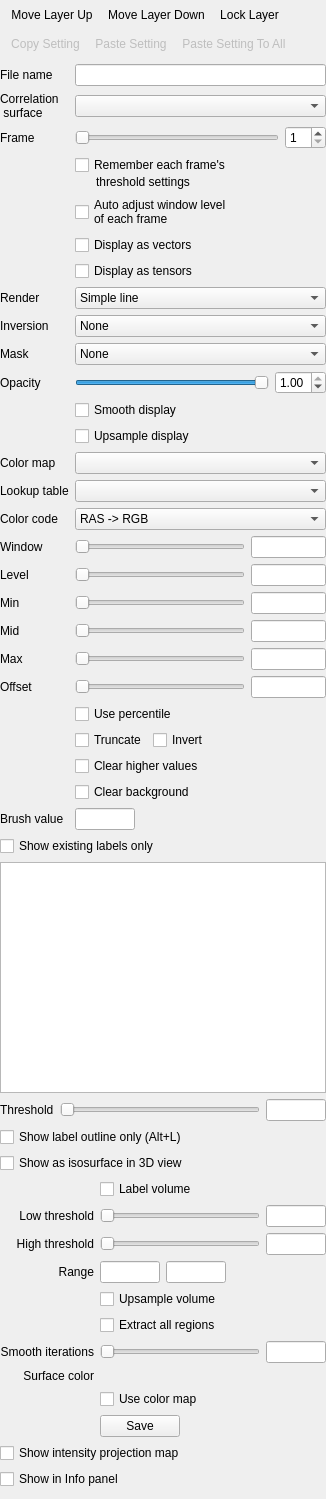
freesurfer/freesurfer, file freeview/PanelVolume.ui: the form before one commit.
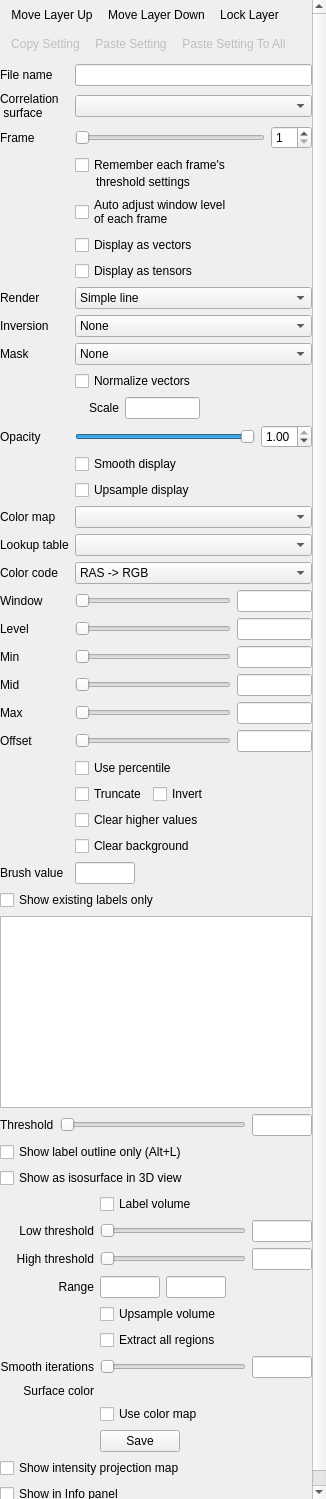
The form after the commit. Icons and pictures are not drawn. Custom widgets are drawn as their Qt base class.

Commit message: Added option to display vectors with magnitude. fixed bug that going to empty ROI centroid may crash.

What changed in the file:
```diff
--- a/freeview/PanelVolume.ui
+++ b/freeview/PanelVolume.ui
@@ -28,7 +28,7 @@
      <x>0</x>
      <y>0</y>
      <width>311</width>
-     <height>1615</height>
+     <height>1675</height>
     </rect>
    </property>
    <layout class="QVBoxLayout" name="verticalLayout">
@@ -212,14 +212,14 @@
         </item>
        </widget>
       </item>
-      <item row="10" column="0">
+      <item row="12" column="0">
        <widget class="QLabel" name="labelOpacity">
         <property name="text">
          <string>Opacity</string>
         </property>
        </widget>
       </item>
-      <item row="10" column="1">
+      <item row="12" column="1">
        <layout class="QHBoxLayout" name="horizontalLayout_2">
         <item>
          <widget class="QSlider" name="sliderOpacity">
@@ -249,48 +249,48 @@
         </item>
        </layout>
       </item>
-      <item row="11" column="1">
+      <item row="13" column="1">
        <widget class="QCheckBox" name="checkBoxSmooth">
         <property name="text">
          <string>Smooth display</string>
         </property>
        </widget>
       </item>
-      <item row="12" column="1">
+      <item row="14" column="1">
        <widget class="QCheckBox" name="checkBoxUpsample">
         <property name="text">
          <string>Upsample display</string>
         </property>
        </widget>
       </item>
-      <item row="13" column="0">
+      <item row="15" column="0">
        <widget class="QLabel" name="labelColorMap">
         <property name="text">
          <string>Color map</string>
         </property>
        </widget>
       </item>
-      <item row="13" column="1">
+      <item row="15" column="1">
        <widget class="QComboBox" name="comboBoxColorMap"/>
       </item>
-      <item row="14" column="0">
+      <item row="16" column="0">
        <widget class="QLabel" name="labelLookUpTable">
         <property name="text">
          <string>Lookup table</string>
         </property>
        </widget>
       </item>
-      <item row="14" column="1">
+      <item row="16" column="1">
        <widget class="QComboBox" name="comboBoxLookUpTable"/>
       </item>
-      <item row="15" column="0">
+      <item row="17" column="0">
        <widget class="QLabel" name="labelDirectionCode">
         <property name="text">
          <string>Color code</string>
         </property>
        </widget>
       </item>
-      <item row="15" column="1">
+      <item row="17" column="1">
        <widget class="QComboBox" name="comboBoxDirectionCode">
         <item>
          <property name="text">
@@ -324,14 +324,14 @@
         </item>
        </widget>
       </item>
-      <item row="16" column="0">
+      <item row="18" column="0">
        <widget class="QLabel" name="labelWindow">
         <property name="text">
          <string>Window</string>
         </property>
        </widget>
       </item>
-      <item row="16" column="1">
+      <item row="18" column="1">
        <layout class="QHBoxLayout" name="horizontalLayout_6">
         <item>
          <widget class="QSlider" name="sliderWindow">
@@ -361,14 +361,14 @@
         </item>
        </layout>
       </item>
-      <item row="17" column="0">
+      <item row="19" column="0">
        <widget class="QLabel" name="labelLevel">
         <property name="text">
          <string>Level</string>
         </property>
        </widget>
       </item>
-      <item row="17" column="1">
+      <item row="19" column="1">
        <layout class="QHBoxLayout" name="horizontalLayout_10">
         <item>
          <widget class="QSlider" name="sliderLevel">
@@ -398,14 +398,14 @@
         </item>
        </layout>
       </item>
-      <item row="18" column="0">
+      <item row="20" column="0">
        <widget class="QLabel" name="labelMin">
         <property name="text">
          <string>Min</string>
         </property>
        </widget>
       </item>
-      <item row="18" column="1">
+      <item row="20" column="1">
        <layout class="QHBoxLayout" name="horizontalLayout_9">
         <item>
          <widget class="QSlider" name="sliderMin">
@@ -435,14 +435,14 @@
         </item>
        </layout>
       </item>
-      <item row="19" column="0">
+      <item row="21" column="0">
        <widget class="QLabel" name="labelMid">
         <property name="text">
          <string>Mid</string>
         </property>
        </widget>
       </item>
-      <item row="19" column="1">
+      <item row="21" column="1">
        <layout class="QHBoxLayout" name="horizontalLayout_7">
         <item>
          <widget class="QSlider" name="sliderMid">
@@ -472,7 +472,7 @@
         </item>
        </layout>
       </item>
-      <item row="20" column="1">
+      <item row="22" column="1">
        <layout class="QHBoxLayout" name="horizontalLayout_11">
         <item>
          <widget class="QSlider" name="sliderMax">
@@ -502,14 +502,14 @@
         </item>
        </layout>
       </item>
-      <item row="21" column="0">
+      <item row="23" column="0">
        <widget class="QLabel" name="labelOffset">
         <property name="text">
          <string>Offset</string>
         </property>
        </widget>
       </item>
-      <item row="21" column="1">
+      <item row="23" column="1">
        <layout class="QHBoxLayout" name="horizontalLayout_14">
         <item>
          <widget class="QSlider" name="sliderOffset">
@@ -539,7 +539,7 @@
         </item>
        </layout>
       </item>
-      <item row="22" column="1">
+      <item row="24" column="1">
        <layout class="QGridLayout" name="gridLayout">
         <item row="1" column="0">
          <widget class="QCheckBox" name="checkBoxTruncate">
@@ -591,14 +591,14 @@
         </item>
        </layout>
       </item>
-      <item row="23" column="0">
+      <item row="25" column="0">
        <widget class="QLabel" name="labelBrushValue">
         <property name="text">
          <string>Brush value</string>
         </property>
        </widget>
       </item>
-      <item row="23" column="1">
+      <item row="25" column="1">
        <layout class="QHBoxLayout" name="horizontalLayout_17">
         <item>
          <widget class="QLineEdit" name="lineEditBrushValue">
@@ -647,7 +647,7 @@
         </item>
        </layout>
       </item>
-      <item row="20" column="0">
+      <item row="22" column="0">
        <widget class="QLabel" name="labelMax">
         <property name="text">
          <string>Max</string>
@@ -706,6 +706,78 @@
         </property>
        </widget>
       </item>
+      <item row="10" column="1">
+       <widget class="QCheckBox" name="checkBoxNormalizeVectors">
+        <property name="text">
+         <string>Normalize vectors</string>
+        </property>
+       </widget>
+      </item>
+      <item row="11" column="1">
+       <layout class="QHBoxLayout" name="horizontalLayout_8">
+        <item>
+         <spacer name="horizontalSpacer_6">
+          <property name="orientation">
+           <enum>Qt::Horizontal</enum>
+          </property>
+          <property name="sizeType">
+           <enum>QSizePolicy::Fixed</enum>
+          </property>
+          <property name="sizeHint" stdset="0">
+           <size>
+            <width>14</width>
+            <height>0</height>
+           </size>
+          </property>
+         </spacer>
+        </item>
+        <item>
+         <widget class="QLabel" name="labelVectorScale">
+          <property name="text">
+           <string>Scale</string>
+          </property>
+          <property name="alignment">
+           <set>Qt::AlignRight|Qt::AlignTrailing|Qt::AlignVCenter</set>
+          </property>
+          <property name="margin">
+           <number>0</number>
+          </property>
+          <property name="indent">
+           <number>-1</number>
+          </property>
+         </widget>
+        </item>
+        <item>
+         <widget class="QLineEdit" name="lineEditVectorScale">
+          <property name="sizePolicy">
+           <sizepolicy hsizetype="Fixed" vsizetype="Fixed">
+            <horstretch>0</horstretch>
+            <verstretch>0</verstretch>
+           </sizepolicy>
+          </property>
+          <property name="maximumSize">
+           <size>
+            <width>75</width>
+            <height>16777215</height>
+           </size>
+          </property>
+         </widget>
+        </item>
+        <item>
+         <spacer name="horizontalSpacer_5">
+          <property name="orientation">
+           <enum>Qt::Horizontal</enum>
+          </property>
+          <property name="sizeHint" stdset="0">
+           <size>
+            <width>0</width>
+            <height>0</height>
+           </size>
+          </property>
+         </spacer>
+        </item>
+       </layout>
+      </item>
      </layout>
     </item>
     <item>
```
Left out of the diff: 161 changed lines with no effect on the pictures. The commit also changes 21 other files.
